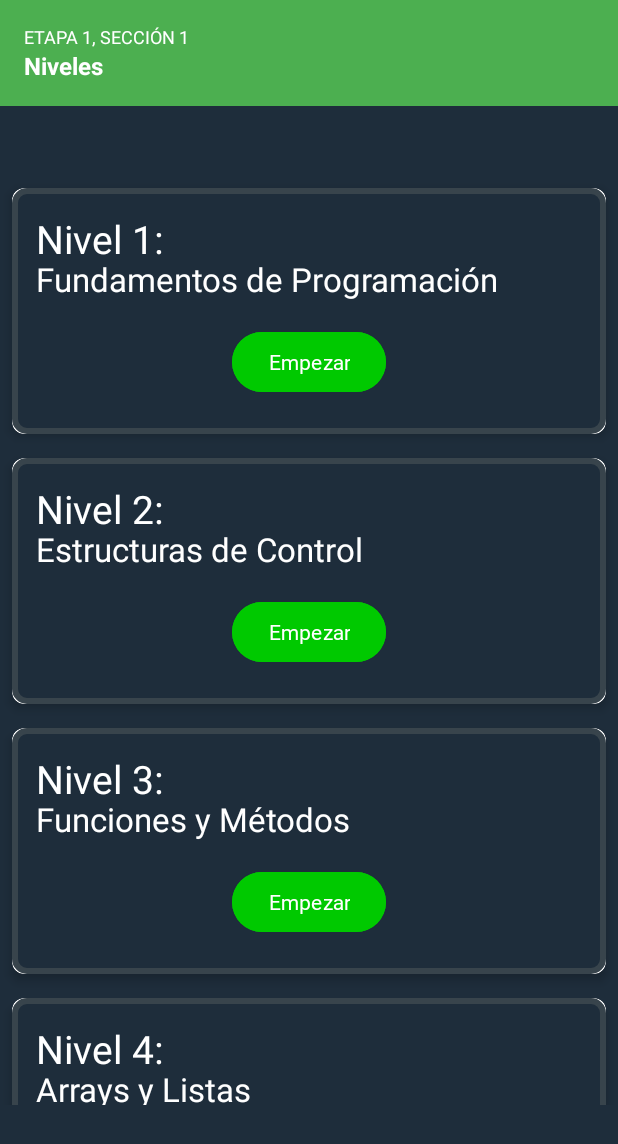
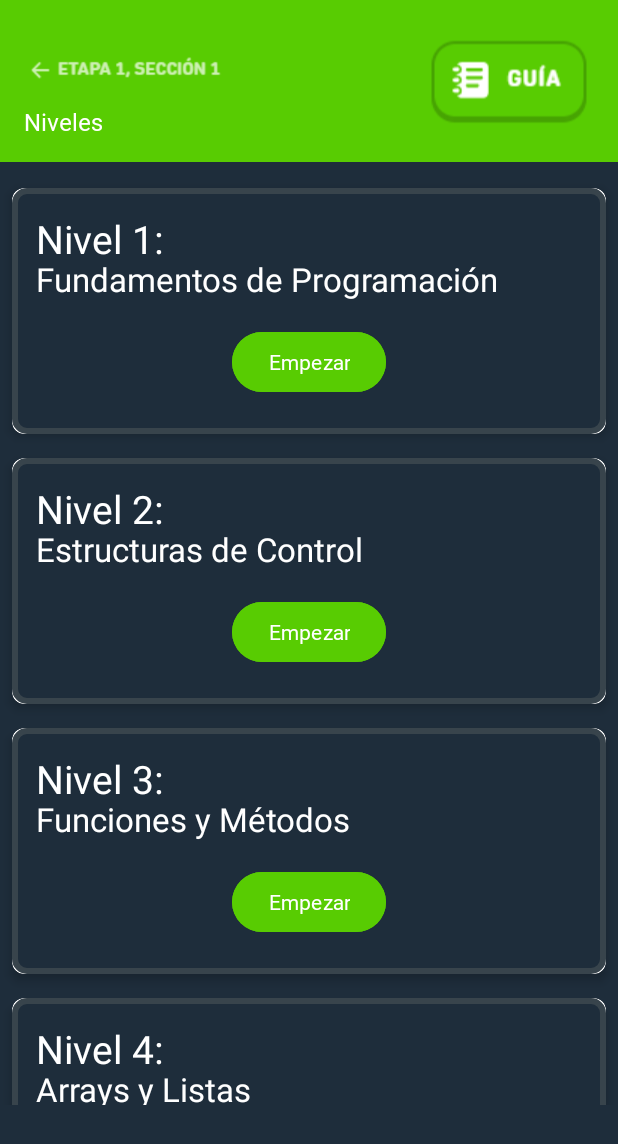
Before and after one commit to Rober1088/CQuest, an Android app: the MainActivity screen opened directly, with no data from a screen before it, on a phone screen of 412 x 824 dp. Shown: the top 1144 px of the screen. Run offline under Robolectric (Android 15) with nearby library versions, the phone set to English and light mode, and no system bars.

Commit message:
Agrege colores e imagenes

```diff
--- a/app/src/main/res/layout/activity_level_list.xml
+++ b/app/src/main/res/layout/activity_level_list.xml
@@ -44,7 +44,7 @@
                 android:layout_width="wrap_content"
                 android:layout_height="wrap_content"
                 android:layout_margin="8dp"
-                android:backgroundTint="@color/Verde"
+                android:backgroundTint="@color/Verde_Encabezado"
                 android:text="Empezar"
                 android:textColor="@color/white"
                 android:fontFamily="@font/quinquefive"/>
--- a/app/src/main/res/layout/activity_main.xml
+++ b/app/src/main/res/layout/activity_main.xml
@@ -16,29 +16,44 @@
         android:layout_width="match_parent"
         android:layout_height="wrap_content"
         android:background="#4CAF50"
-        android:padding="16dp">
+        android:padding="16dp"
+        android:backgroundTint="@color/Verde_Encabezado">
 
         <LinearLayout
-            android:layout_width="wrap_content"
+            android:layout_width="match_parent"
             android:layout_height="wrap_content"
-            android:orientation="vertical">
+            android:orientation="horizontal">
 
-            <TextView
+            <!-- Este LinearLayout contiene el encabezado y el texto "Niveles" -->
+            <LinearLayout
+                android:layout_width="0dp"
+                android:layout_height="wrap_content"
+                android:orientation="vertical"
+                android:layout_weight="1"> <!-- Agregar peso para que ocupe todo el espacio disponible -->
+
+                <ImageView
+                    android:id="@+id/imageView"
+                    android:layout_width="137dp"
+                    android:layout_height="54dp"
+                    android:src="@drawable/encabezado" />
+
+                <TextView
+                    android:layout_width="wrap_content"
+                    android:layout_height="wrap_content"
+                    android:fontFamily="@font/quinquefive"
+                    android:text="Niveles"
+                    android:textColor="@color/white"
+                    android:textSize="16sp" />
+            </LinearLayout>
+
+            <!-- Esta es la imagen "guia" que se moverá a la derecha -->
+            <ImageView
+                android:id="@+id/guia"
                 android:layout_width="wrap_content"
-                android:layout_height="wrap_content"
-                android:text="ETAPA 1, SECCIÓN 1"
-                android:textColor="#FFFFFF"
-                android:textSize="12sp" />
-
-            <TextView
-                android:layout_width="wrap_content"
-                android:layout_height="wrap_content"
-                android:text="Niveles"
-                android:textColor="#FFFFFF"
-                android:textSize="16sp"
-                android:textStyle="bold" />
+                android:layout_height="match_parent"
+                android:layout_gravity="right"
+                android:src="@drawable/guia" />
         </LinearLayout>
-
 
     </RelativeLayout>
 
--- a/app/src/main/res/values/colors.xml
+++ b/app/src/main/res/values/colors.xml
@@ -5,4 +5,5 @@
     <color name="Azul">#1E2D3B</color>
     <color name="Verde">#00C900</color>
     <color name="gris">#38444c</color>
+    <color name="Verde_Encabezado">#58cc02</color>
 </resources>
```
Also changed, not shown: app/src/main/res/drawable/encabezado.png (added), app/src/main/res/drawable/guia.png (added).
